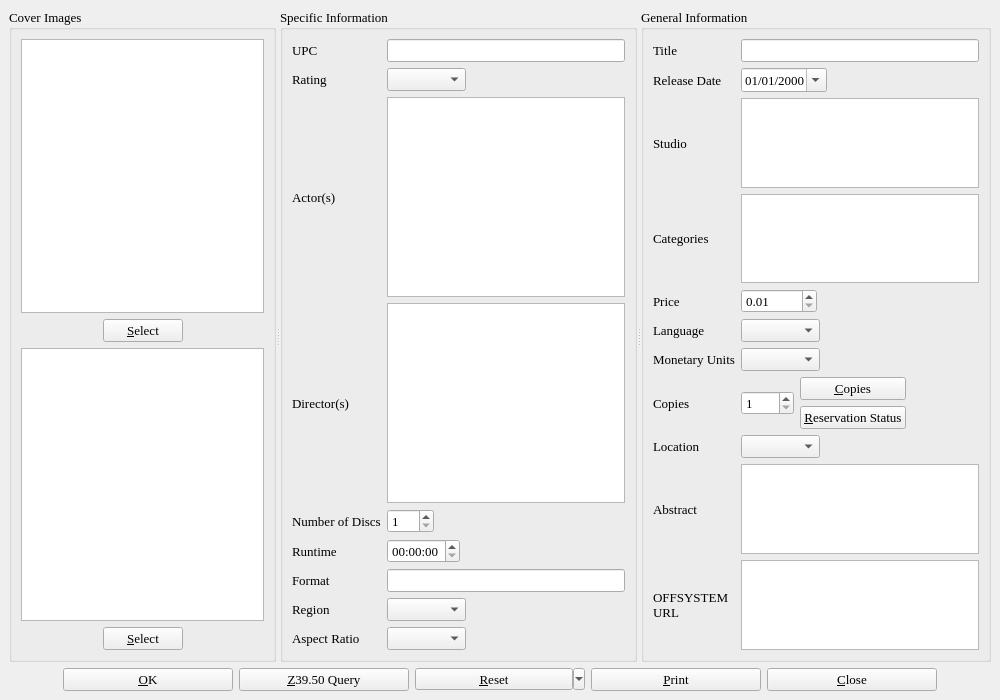
textbrowser/biblioteq, file dvdinfo.ui: the form before one commit.
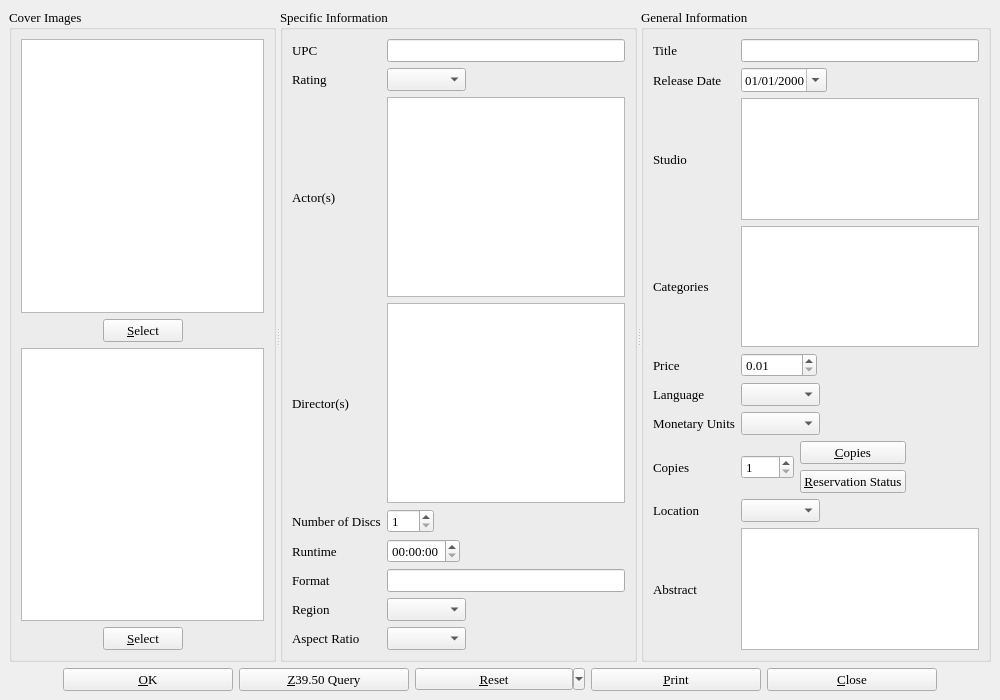
The form after the commit. Icons and pictures are not drawn. Custom widgets are drawn as their Qt base class.

Commit message: Created the 6.22.d branch directory. Version 6.30 will be without Offsystem.

```diff
--- a/dvdinfo.ui
+++ b/dvdinfo.ui
@@ -912,27 +912,6 @@
           </property>
          </widget>
         </item>
-        <item row="10" column="0" >
-         <widget class="QLabel" name="label_20" >
-          <property name="text" >
-           <string>OFFSYSTEM
-URL</string>
-          </property>
-         </widget>
-        </item>
-        <item row="10" column="1" >
-         <widget class="QTextBrowser" name="url" >
-          <property name="readOnly" >
-           <bool>false</bool>
-          </property>
-          <property name="textInteractionFlags" >
-           <set>Qt::LinksAccessibleByKeyboard|Qt::LinksAccessibleByMouse|Qt::TextBrowserInteraction|Qt::TextEditable|Qt::TextEditorInteraction|Qt::TextSelectableByKeyboard|Qt::TextSelectableByMouse</set>
-          </property>
-          <property name="openExternalLinks" >
-           <bool>true</bool>
-          </property>
-         </widget>
-        </item>
         <item row="3" column="1" >
          <widget class="hyperlinked_text_edit" name="category" >
           <property name="readOnly" >
```
Left out of the diff: 1 changed line with no effect on the pictures. The commit also changes 161 other files.
